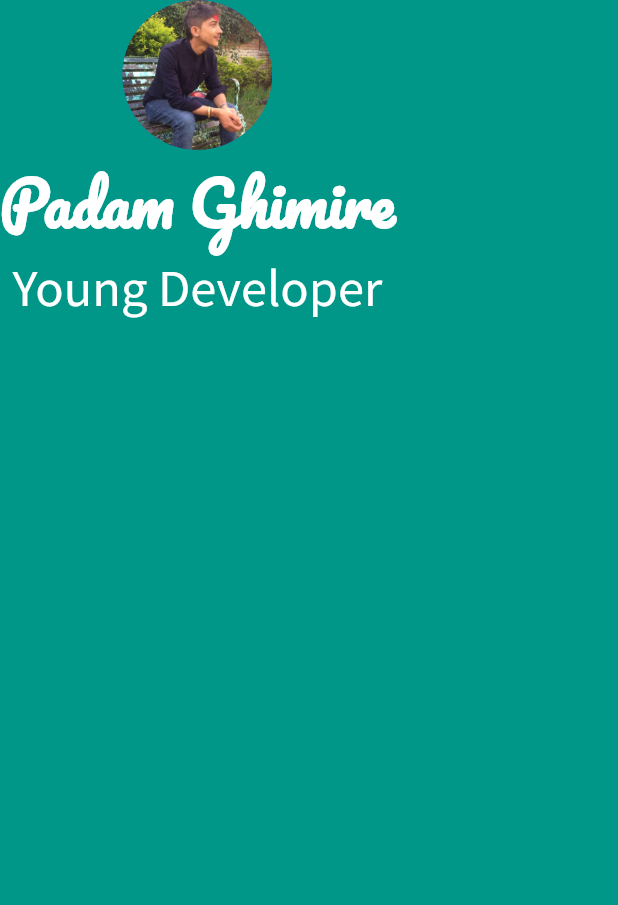
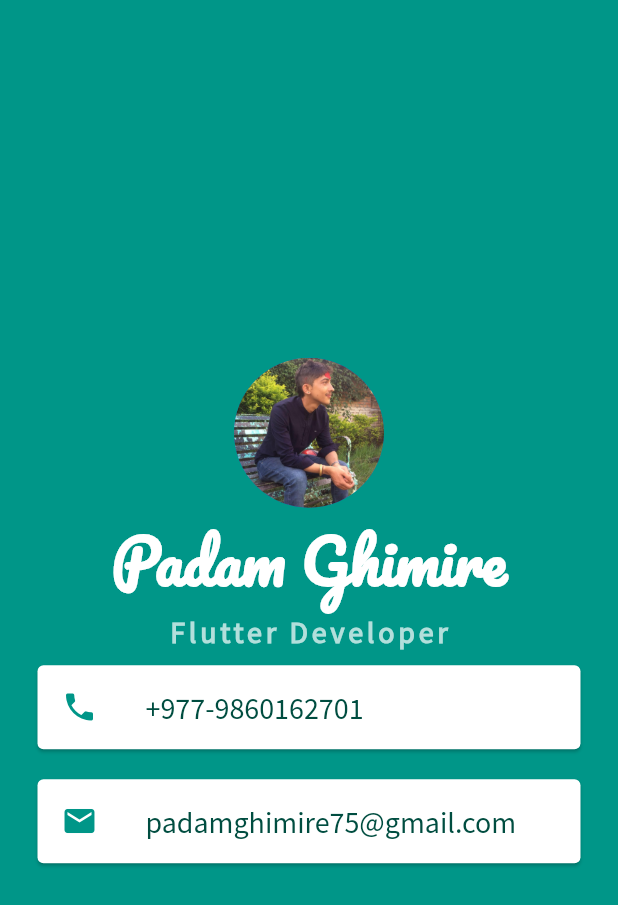
Before and after one commit to padam-ghimire/flutter_card, a Flutter app: the screen it shows after launch, on a phone screen of 412 x 824 dp. Shown: the top 905 px of the screen. Run offline on Flutter 3.47's test engine with Material 2 defaults, Android fonts, the phone set to English and light mode, and no system bars.

Commit message:
Added Listtile and finalized the project

```diff
--- a/lib/main.dart
+++ b/lib/main.dart
@@ -12,6 +12,7 @@ class MyApp extends StatelessWidget {
         backgroundColor: Colors.teal,
         body: SafeArea(
           child: Column(
+            mainAxisAlignment: MainAxisAlignment.center,
             children: <Widget>[
               CircleAvatar(
                 radius: 50.0,
@@ -26,11 +27,51 @@ class MyApp extends StatelessWidget {
                 ),
               ),
               Text(
-                'Young Developer',
+                'Flutter Developer',
                 style: TextStyle(
                   fontFamily: 'SourceSansPro',
-                  color: Colors.white,
-                  fontSize: 35.0,
+                  color: Colors.teal.shade100,
+                  fontSize: 20.0,
+                  letterSpacing: 2.5,
+                  fontWeight: FontWeight.bold,
+                ),
+              ),
+              Card(
+                color: Colors.white,
+                margin: EdgeInsets.symmetric(vertical: 10.0,horizontal: 25.0),
+
+                child: ListTile(
+                  leading: Icon(
+                      Icons.phone,
+                    color: Colors.teal,
+                  ),
+                  title: Text(
+                    '+977-9860162701',
+                    style: TextStyle(
+                      color: Colors.teal.shade900,
+                      fontFamily: 'SourceSansPro',
+                      fontSize: 20.0,
+                    ),
+                  ),
+                ),
+              ),
+              Card(
+                color: Colors.white,
+                margin: EdgeInsets.symmetric(vertical: 10.0,horizontal: 25.0),
+
+                child: ListTile(
+                  leading: Icon(
+                      Icons.email,
+                    color: Colors.teal,
+                  ),
+                  title: Text(
+                    'padamghimire75@gmail.com',
+                    style: TextStyle(
+                      color: Colors.teal.shade900,
+                      fontFamily: 'SourceSansPro',
+                      fontSize: 20.0,
+                    ),
+                  ),
                 ),
               ),
             ],
```
